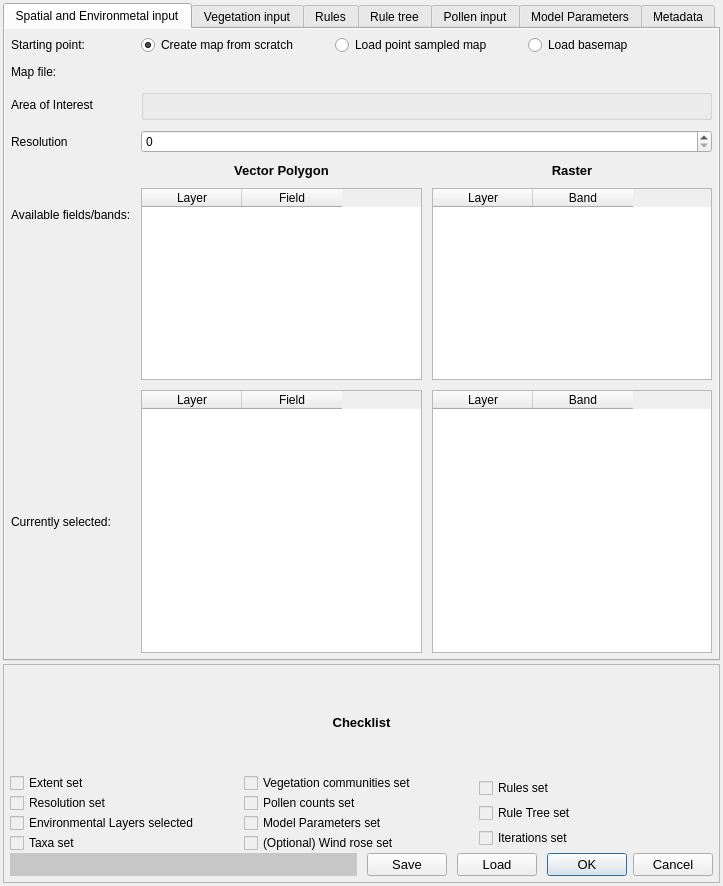
First picture: the form in MSA_QGIS_dialog_base.ui, repository ThyavdBerg/MSA-Q, before the edit.
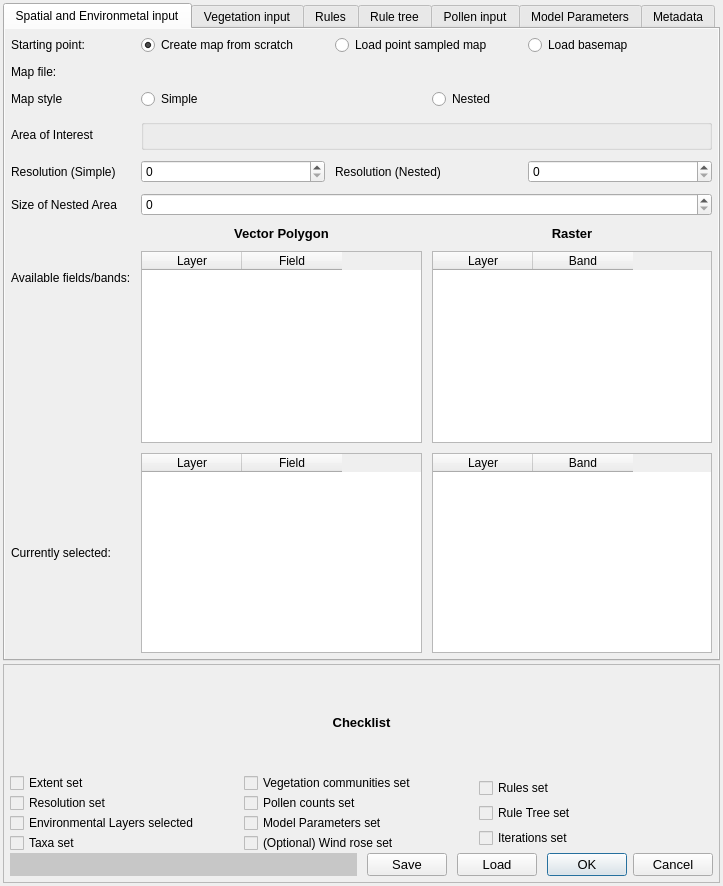
Second picture: the form after the edit. The open tabs and pages were chosen to show the change. Custom widgets are drawn as their Qt base class.

Commit message: Applied list(tuple) comprehension to calculating chance in subprocess for performance. Added various components to UI and MSA_QGIS_dialog.py for adding nested maps. Started applying nested maps in MSA_QGIS.py.

```diff
--- a/MSA_QGIS_dialog_base.ui
+++ b/MSA_QGIS_dialog_base.ui
@@ -115,7 +115,7 @@
               <x>0</x>
               <y>0</y>
               <width>692</width>
-              <height>652</height>
+              <height>709</height>
              </rect>
             </property>
             <layout class="QGridLayout" name="gridLayout">
@@ -134,30 +134,45 @@
              <property name="spacing">
               <number>10</number>
              </property>
-             <item row="1" column="1" colspan="2">
-              <widget class="QgsFileWidget" name="mQgsFileWidget_startingPoint"/>
-             </item>
-             <item row="1" column="0">
-              <widget class="QLabel" name="label_mapFile">
-               <property name="text">
-                <string>Map file:</string>
-               </property>
-              </widget>
-             </item>
-             <item row="2" column="1" colspan="2">
-              <widget class="QgsExtentGroupBox" name="mExtentGroupBox"/>
-             </item>
-             <item row="2" column="0">
-              <widget class="QLabel" name="label_areaOfInterest">
-               <property name="toolTip">
-                <string>&lt;html&gt;&lt;head/&gt;&lt;body&gt;&lt;p&gt;The area of interest is the extent of the main grid for which the simulation of vegetation communities and pollen counts based thereon will take place. Please make sure that all input maps are at least as large as the area of interest or larger.&lt;/p&gt;&lt;/body&gt;&lt;/html&gt;</string>
-               </property>
-               <property name="text">
-                <string>Area of Interest</string>
-               </property>
-              </widget>
+             <item row="0" column="1" colspan="2">
+              <layout class="QHBoxLayout" name="horizontalLayout_22">
+               <item>
+                <widget class="QRadioButton" name="radioButton_createMap">
+                 <property name="text">
+                  <string>Create map from scratch</string>
+                 </property>
+                 <property name="checked">
+                  <bool>true</bool>
+                 </property>
+                </widget>
+               </item>
+               <item>
+                <widget class="QRadioButton" name="radioButton_loadPointMap">
+                 <property name="text">
+                  <string>Load point sampled map</string>
+                 </property>
+                </widget>
+               </item>
+               <item>
+                <widget class="QRadioButton" name="radioButton_loadBaseMap">
+                 <property name="text">
+                  <string>Load basemap</string>
+                 </property>
+                </widget>
+               </item>
+              </layout>
              </item>
              <item row="4" column="0">
+              <widget class="QLabel" name="label_resolution">
+               <property name="toolTip">
+                <string>&lt;html&gt;&lt;head/&gt;&lt;body&gt;&lt;p&gt;The resolution dictates how far apart each vector point will be spaced. The unit of distance is determined by the projection (e.g. British National Grid will be in meters).&lt;/p&gt;&lt;/body&gt;&lt;/html&gt;</string>
+               </property>
+               <property name="text">
+                <string>Resolution (Simple)</string>
+               </property>
+              </widget>
+             </item>
+             <item row="6" column="0">
               <widget class="QLabel" name="label_fieldsAndBands">
                <property name="toolTip">
                 <string>&lt;html&gt;&lt;head/&gt;&lt;body&gt;&lt;p&gt;All fields and bands that are suitable as input will be shown in these two tables, with column 1 indicating layer and column 2 indicating field or band.&lt;/p&gt;&lt;/body&gt;&lt;/html&gt;</string>
@@ -170,79 +185,10 @@
                </property>
               </widget>
              </item>
-             <item row="4" column="2" rowspan="2">
-              <layout class="QVBoxLayout" name="verticalLayout_raster">
-               <property name="spacing">
-                <number>10</number>
-               </property>
-               <item>
-                <widget class="QLabel" name="label_raster">
-                 <property name="font">
-                  <font>
-                   <pointsize>10</pointsize>
-                   <weight>75</weight>
-                   <bold>true</bold>
-                  </font>
-                 </property>
-                 <property name="text">
-                  <string>Raster</string>
-                 </property>
-                 <property name="alignment">
-                  <set>Qt::AlignCenter</set>
-                 </property>
-                </widget>
-               </item>
-               <item>
-                <widget class="QTableWidget" name="tableWidget_raster">
-                 <property name="frameShape">
-                  <enum>QFrame::StyledPanel</enum>
-                 </property>
-                 <property name="editTriggers">
-                  <set>QAbstractItemView::DoubleClicked|QAbstractItemView::SelectedClicked</set>
-                 </property>
-                 <property name="dragDropMode">
-                  <enum>QAbstractItemView::NoDragDrop</enum>
-                 </property>
-                 <property name="alternatingRowColors">
-                  <bool>true</bool>
-                 </property>
-                 <property name="selectionMode">
-                  <enum>QAbstractItemView::MultiSelection</enum>
-                 </property>
-                 <property name="selectionBehavior">
-                  <enum>QAbstractItemView::SelectRows</enum>
-                 </property>
-                 <property name="wordWrap">
-                  <bool>true</bool>
-                 </property>
-                 <attribute name="horizontalHeaderCascadingSectionResizes">
-                  <bool>false</bool>
-                 </attribute>
-                 <column>
-                  <property name="text">
-                   <string>Layer</string>
-                  </property>
-                 </column>
-                 <column>
-                  <property name="text">
-                   <string>Band</string>
-                  </property>
-                 </column>
-                </widget>
-               </item>
-              </layout>
-             </item>
              <item row="3" column="1" colspan="2">
-              <widget class="QSpinBox" name="spinBox_resolution">
-               <property name="maximum">
-                <number>1000000</number>
-               </property>
-               <property name="value">
-                <number>0</number>
-               </property>
-              </widget>
+              <widget class="QgsExtentGroupBox" name="mExtentGroupBox"/>
              </item>
-             <item row="4" column="1" rowspan="2">
+             <item row="6" column="1" rowspan="2">
               <layout class="QVBoxLayout" name="verticalLayout_vector">
                <property name="spacing">
                 <number>10</number>
@@ -304,17 +250,24 @@
                </item>
               </layout>
              </item>
-             <item row="3" column="0">
-              <widget class="QLabel" name="label_resolution">
+             <item row="2" column="1">
+              <widget class="QRadioButton" name="radioButton_simpleMap">
                <property name="toolTip">
                 <string>&lt;html&gt;&lt;head/&gt;&lt;body&gt;&lt;p&gt;The resolution dictates how far apart each vector point will be spaced. The unit of distance is determined by the projection (e.g. British National Grid will be in meters).&lt;/p&gt;&lt;/body&gt;&lt;/html&gt;</string>
                </property>
                <property name="text">
-                <string>Resolution</string>
+                <string>Simple</string>
                </property>
               </widget>
              </item>
-             <item row="6" column="2">
+             <item row="1" column="0">
+              <widget class="QLabel" name="label_mapFile">
+               <property name="text">
+                <string>Map file:</string>
+               </property>
+              </widget>
+             </item>
+             <item row="8" column="2">
               <widget class="QTableWidget" name="tableWidget_selRaster">
                <property name="editTriggers">
                 <set>QAbstractItemView::NoEditTriggers</set>
@@ -337,7 +290,96 @@
                </column>
               </widget>
              </item>
-             <item row="6" column="1">
+             <item row="6" column="2" rowspan="2">
+              <layout class="QVBoxLayout" name="verticalLayout_raster">
+               <property name="spacing">
+                <number>10</number>
+               </property>
+               <item>
+                <widget class="QLabel" name="label_raster">
+                 <property name="font">
+                  <font>
+                   <pointsize>10</pointsize>
+                   <weight>75</weight>
+                   <bold>true</bold>
+                  </font>
+                 </property>
+                 <property name="text">
+                  <string>Raster</string>
+                 </property>
+                 <property name="alignment">
+                  <set>Qt::AlignCenter</set>
+                 </property>
+                </widget>
+               </item>
+               <item>
+                <widget class="QTableWidget" name="tableWidget_raster">
+                 <property name="frameShape">
+                  <enum>QFrame::StyledPanel</enum>
+                 </property>
+                 <property name="editTriggers">
+                  <set>QAbstractItemView::DoubleClicked|QAbstractItemView::SelectedClicked</set>
+                 </property>
+                 <property name="dragDropMode">
+                  <enum>QAbstractItemView::NoDragDrop</enum>
+                 </property>
+                 <property name="alternatingRowColors">
+                  <bool>true</bool>
+                 </property>
+                 <property name="selectionMode">
+                  <enum>QAbstractItemView::MultiSelection</enum>
+                 </property>
+                 <property name="selectionBehavior">
+                  <enum>QAbstractItemView::SelectRows</enum>
+                 </property>
+                 <property name="wordWrap">
+                  <bool>true</bool>
+                 </property>
+                 <attribute name="horizontalHeaderCascadingSectionResizes">
+                  <bool>false</bool>
+                 </attribute>
+                 <column>
+                  <property name="text">
+                   <string>Layer</string>
+                  </property>
+                 </column>
+                 <column>
+                  <property name="text">
+                   <string>Band</string>
+                  </property>
+                 </column>
+                </widget>
+               </item>
+              </layout>
+             </item>
+             <item row="0" column="0">
+              <widget class="QLabel" name="label_startingPoint">
+               <property name="text">
+                <string>Starting point:</string>
+               </property>
+              </widget>
+             </item>
+             <item row="2" column="2">
+              <widget class="QRadioButton" name="radioButton_nestedMap">
+               <property name="toolTip">
+                <string>The &quot;Nested&quot; maps creates, in addition to the simple map, small areas around the sampling sites with given, higher resolution than the resolution of the simple grid.</string>
+               </property>
+               <property name="text">
+                <string>Nested</string>
+               </property>
+              </widget>
+             </item>
+             <item row="3" column="0">
+              <widget class="QLabel" name="label_areaOfInterest">
+               <property name="toolTip">
+                <string>&lt;html&gt;&lt;head/&gt;&lt;body&gt;&lt;p&gt;The area of interest is the extent of the main grid for which the simulation of vegetation communities and pollen counts based thereon will take place. Please make sure that all input maps are at least as large as the area of interest or larger.&lt;/p&gt;&lt;/body&gt;&lt;/html&gt;</string>
+               </property>
+               <property name="text">
+                <string>Area of Interest</string>
+               </property>
+              </widget>
+             </item>
+             <item row="8" column="1">
               <widget class="QTableWidget" name="tableWidget_selected">
                <property name="editTriggers">
                 <set>QAbstractItemView::NoEditTriggers</set>
@@ -360,7 +402,47 @@
                </column>
               </widget>
              </item>
-             <item row="6" column="0">
+             <item row="4" column="1" colspan="2">
+              <layout class="QHBoxLayout" name="horizontalLayout_6">
+               <item>
+                <widget class="QSpinBox" name="spinBox_resolution">
+                 <property name="maximum">
+                  <number>1000000</number>
+                 </property>
+                 <property name="value">
+                  <number>0</number>
+                 </property>
+                </widget>
+               </item>
+               <item>
+                <widget class="QLabel" name="label_resNested">
+                 <property name="toolTip">
+                  <string>Resolution of the nested (smaller) parts of the map that are around the sampling sites.</string>
+                 </property>
+                 <property name="text">
+                  <string>Resolution (Nested)</string>
+                 </property>
+                </widget>
+               </item>
+               <item>
+                <widget class="QSpinBox" name="spinBox_resNested">
+                 <property name="toolTip">
+                  <string>Must be lower than resolution (Simple)</string>
+                 </property>
+                 <property name="maximum">
+                  <number>1000000</number>
+                 </property>
+                 <property name="value">
+                  <number>0</number>
+                 </property>
+                </widget>
+               </item>
+              </layout>
+             </item>
+             <item row="1" column="1" colspan="2">
+              <widget class="QgsFileWidget" name="mQgsFileWidget_startingPoint"/>
+             </item>
+             <item row="8" column="0">
               <widget class="QLabel" name="label_currentSel">
                <property name="toolTip">
                 <string>&lt;html&gt;&lt;head/&gt;&lt;body&gt;&lt;p&gt;Fields and bands selected in the top two tables will be displayed here, please check if they are correct before running any simulations.&lt;/p&gt;&lt;/body&gt;&lt;/html&gt;</string>
@@ -373,38 +455,27 @@
                </property>
               </widget>
              </item>
-             <item row="0" column="1" colspan="2">
-              <layout class="QHBoxLayout" name="horizontalLayout_22">
-               <item>
-                <widget class="QRadioButton" name="radioButton_createMap">
-                 <property name="text">
-                  <string>Create map from scratch</string>
-                 </property>
-                 <property name="checked">
-                  <bool>true</bool>
-                 </property>
-                </widget>
-               </item>
-               <item>
-                <widget class="QRadioButton" name="radioButton_loadPointMap">
-                 <property name="text">
-                  <string>Load point sampled map</string>
-                 </property>
-                </widget>
-               </item>
-               <item>
-                <widget class="QRadioButton" name="radioButton_loadBaseMap">
-                 <property name="text">
-                  <string>Load basemap</string>
-                 </property>
-                </widget>
-               </item>
-              </layout>
+             <item row="2" column="0">
+              <widget class="QLabel" name="label_2">
+               <property name="text">
+                <string>Map style</string>
+               </property>
+              </widget>
              </item>
-             <item row="0" column="0">
-              <widget class="QLabel" name="label_startingPoint">
+             <item row="5" column="0">
+              <widget class="QLabel" name="label_nestedArea">
+               <property name="toolTip">
+                <string>&lt;html&gt;&lt;head/&gt;&lt;body&gt;&lt;p&gt;Length of the side of the square that will be made around your given sampling sides at a higher resolution. &lt;/p&gt;&lt;p&gt;This value should be divisable by &amp;quot;Resolution (Nested)&amp;quot; and a multiple of &amp;quot;Resolution (Simple)&amp;quot; in order to result in no gaps or double-sampled areas.&lt;/p&gt;&lt;p&gt;&lt;br/&gt;&lt;/p&gt;&lt;p&gt;&lt;br/&gt;&lt;/p&gt;&lt;/body&gt;&lt;/html&gt;</string>
+               </property>
                <property name="text">
-                <string>Starting point:</string>
+                <string>Size of Nested Area</string>
+               </property>
+              </widget>
+             </item>
+             <item row="5" column="1" colspan="2">
+              <widget class="QSpinBox" name="spinBox_nestedArea">
+               <property name="maximum">
+                <number>1000000</number>
                </property>
               </widget>
              </item>
```
Left out of the diff: 10 changed lines with no effect on the pictures. The commit also changes 3 other files.
